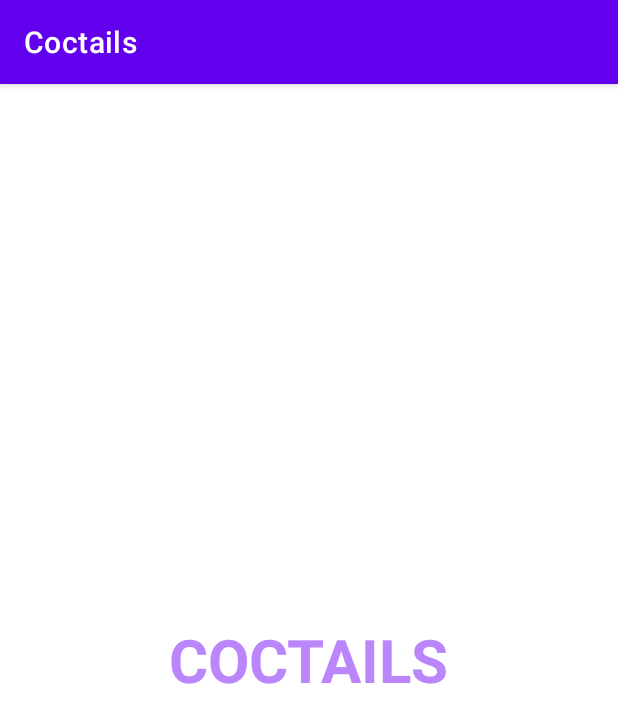
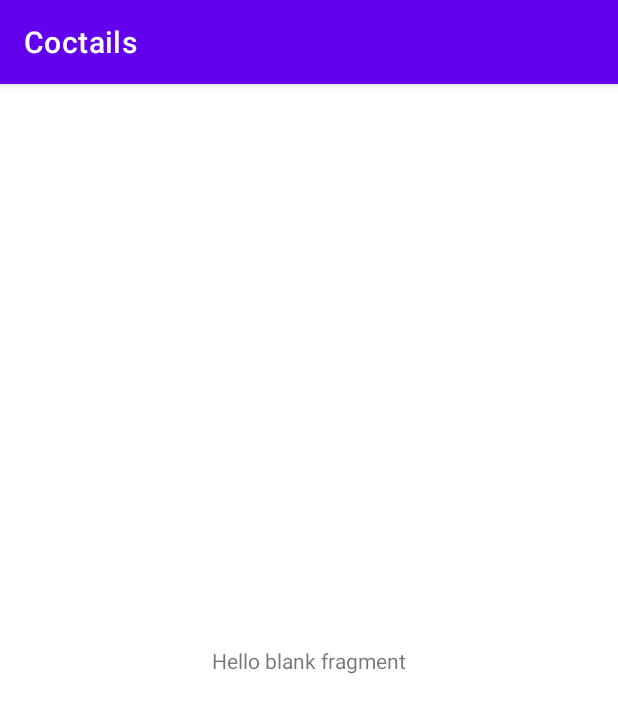
Before and after one commit to volkova-lisa/Coctails, an Android app: the screen it shows after launch (MainActivity), on a phone screen of 412 x 824 dp. Shown: the top 723 px of the screen. Run offline under Robolectric (Android 15) with nearby library versions, the phone set to English and light mode, and no system bars.

```diff
--- a/app/src/main/java/com/example/coctails/SplashScreenFragment.kt
+++ b/app/src/main/java/com/example/coctails/SplashScreenFragment.kt
@@ -9,8 +9,10 @@ import androidx.fragment.app.Fragment
 import android.view.LayoutInflater
 import android.view.View
 import android.view.ViewGroup
+import androidx.fragment.app.replace
 import androidx.navigation.NavController
 import androidx.navigation.Navigation
+import androidx.navigation.fragment.NavHostFragment
 import com.example.coctails.databinding.ActivityMainBinding
 import com.example.coctails.databinding.FragmentSplashScreenBinding
 import kotlinx.coroutines.CoroutineScope
@@ -29,11 +31,14 @@ class SplashScreenFragment : Fragment() {
         savedInstanceState: Bundle?
     ): View? {
         _binding = FragmentSplashScreenBinding.inflate(layoutInflater, container, false)
-        val transaction = requireActivity().supportFragmentManager.beginTransaction()
 
-//        splashScreenScope.launch {
-//            delay(2000)
-//        }
+        splashScreenScope.launch {
+            delay(2000)
+            val transaction = requireActivity().supportFragmentManager.beginTransaction()
+            transaction.replace(R.id.nav_host_fragment, MainScreenFragment())
+
+            transaction.commit()
+        }
         return mBinding.root
     }
 
--- a/app/src/main/res/layout/activity_main.xml
+++ b/app/src/main/res/layout/activity_main.xml
@@ -1,19 +1,22 @@
 <?xml version="1.0" encoding="utf-8"?>
-<RelativeLayout xmlns:android="http://schemas.android.com/apk/res/android"
+<androidx.constraintlayout.widget.ConstraintLayout xmlns:android="http://schemas.android.com/apk/res/android"
     xmlns:app="http://schemas.android.com/apk/res-auto"
     xmlns:tools="http://schemas.android.com/tools"
     android:layout_width="match_parent"
     android:layout_height="match_parent"
     tools:context=".MainActivity">
 
-    <fragment
+    <androidx.fragment.app.FragmentContainerView
         android:id="@+id/nav_host_fragment"
         android:layout_width="wrap_content"
         android:layout_height="wrap_content"
         android:name="androidx.navigation.fragment.NavHostFragment"
         app:defaultNavHost = "true"
         app:navGraph = "@navigation/navigation_graph"
-        android:layout_centerInParent="true"/>
+        app:layout_constraintBottom_toBottomOf="parent"
+        app:layout_constraintTop_toTopOf="parent"
+        app:layout_constraintEnd_toEndOf="parent"
+        app:layout_constraintStart_toStartOf="parent"/>
 
 
-</RelativeLayout>
+</androidx.constraintlayout.widget.ConstraintLayout>
```
